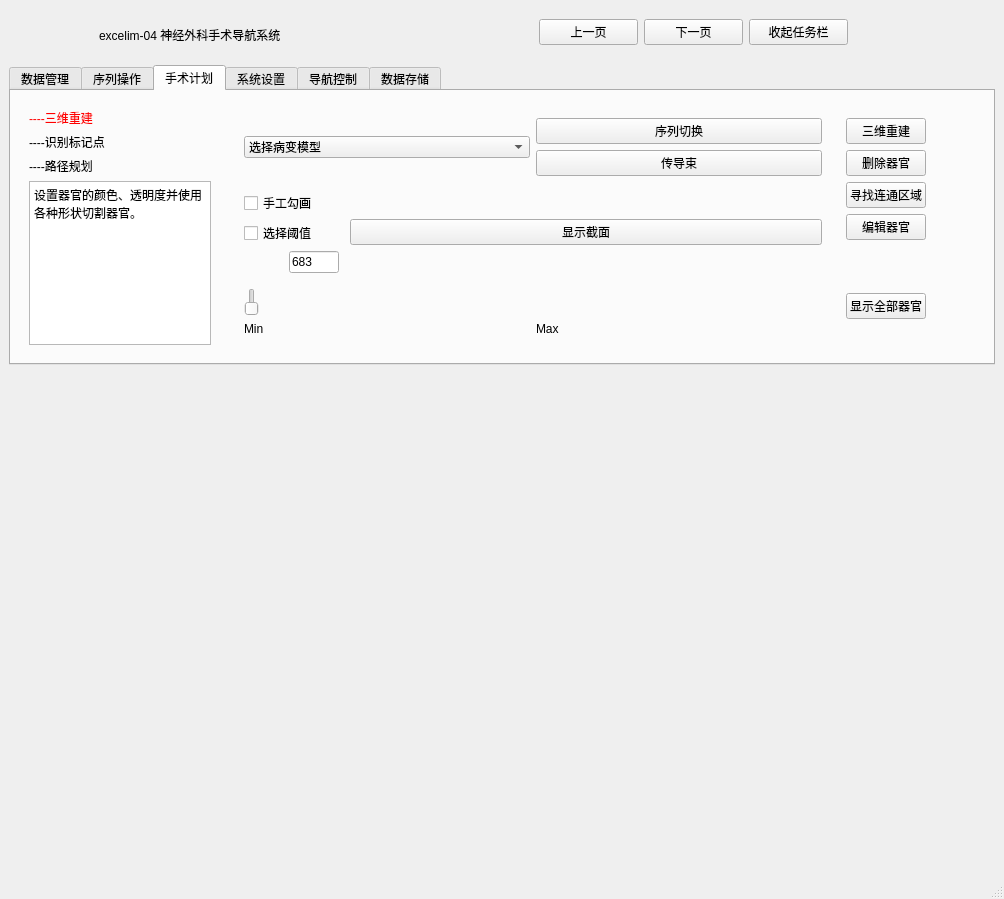
This is mainwindow.ui in kalipolis/excelim_qt_withui as Qt 5 draws it before an edit. The edited form follows.
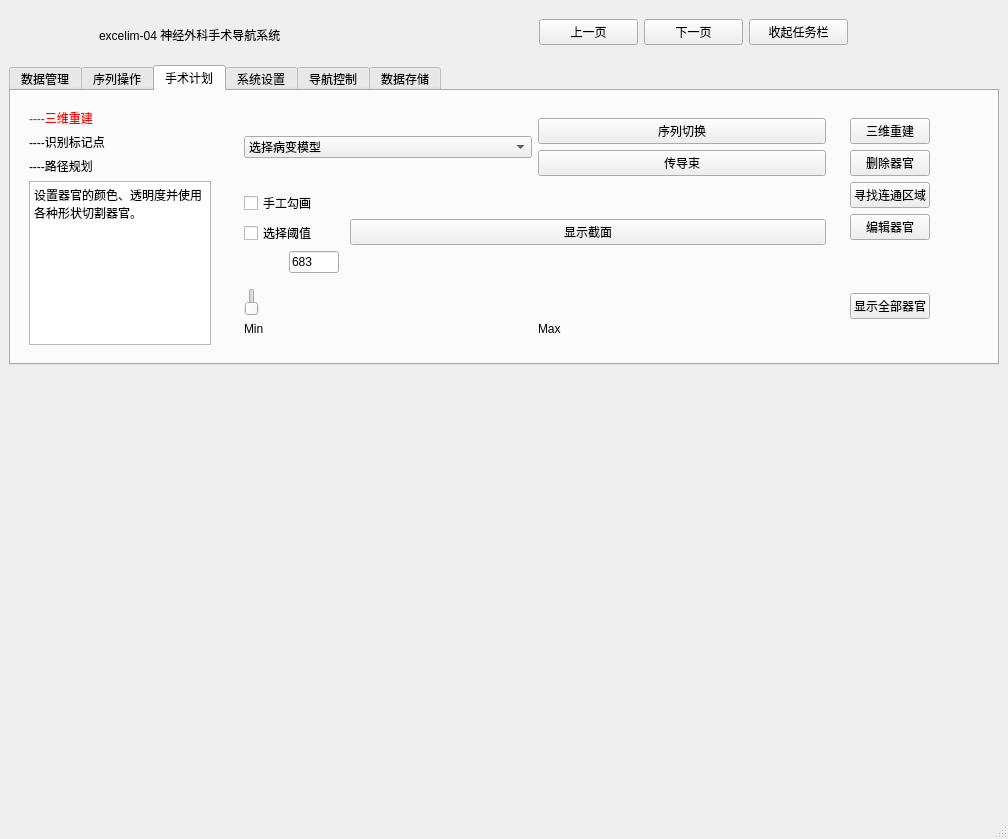
This is the edited form. The open tabs and pages were chosen to show the change. Custom widgets are drawn as their Qt base class.

Commit message: 图片显示功能

```diff
--- a/mainwindow.ui
+++ b/mainwindow.ui
@@ -6,8 +6,8 @@
    <rect>
     <x>0</x>
     <y>0</y>
-    <width>1004</width>
-    <height>899</height>
+    <width>1008</width>
+    <height>839</height>
    </rect>
   </property>
   <property name="windowTitle">
@@ -2963,6 +2963,12 @@
     </item>
     <item>
      <widget class="QVTKOpenGLNativeWidget" name="QVTKOpenGLNativeWidget1" native="true">
+      <property name="minimumSize">
+       <size>
+        <width>0</width>
+        <height>400</height>
+       </size>
+      </property>
       <layout class="QHBoxLayout" name="horizontalLayout_54"/>
      </widget>
     </item>
```
Left out of the diff: 48 changed lines with no effect on the pictures. The commit also changes 2 other files.
